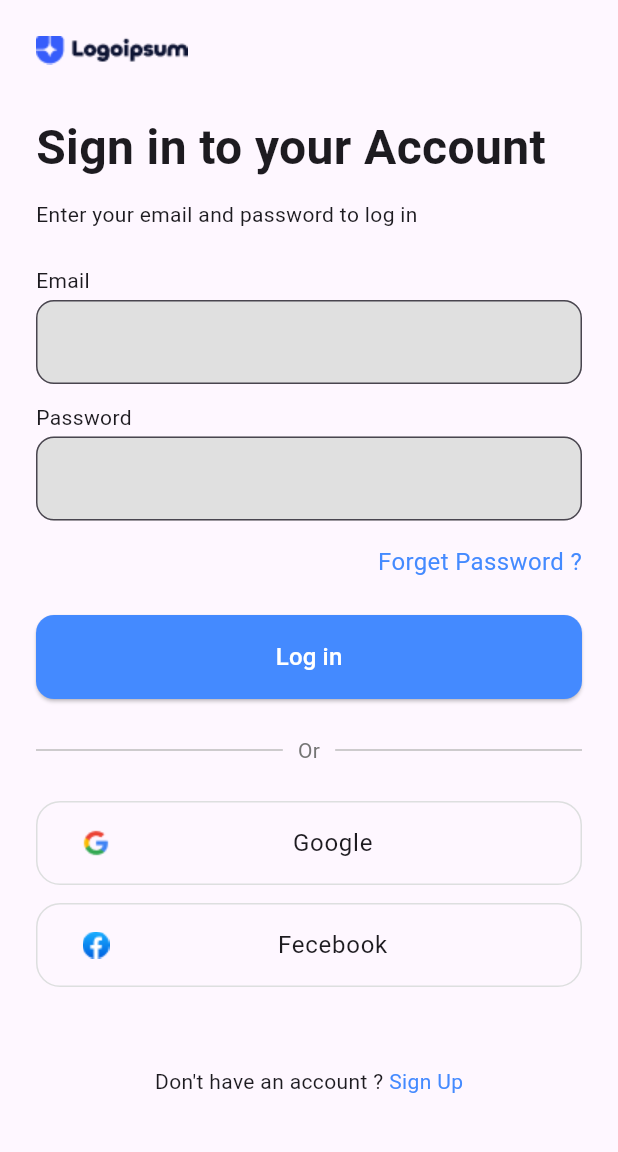
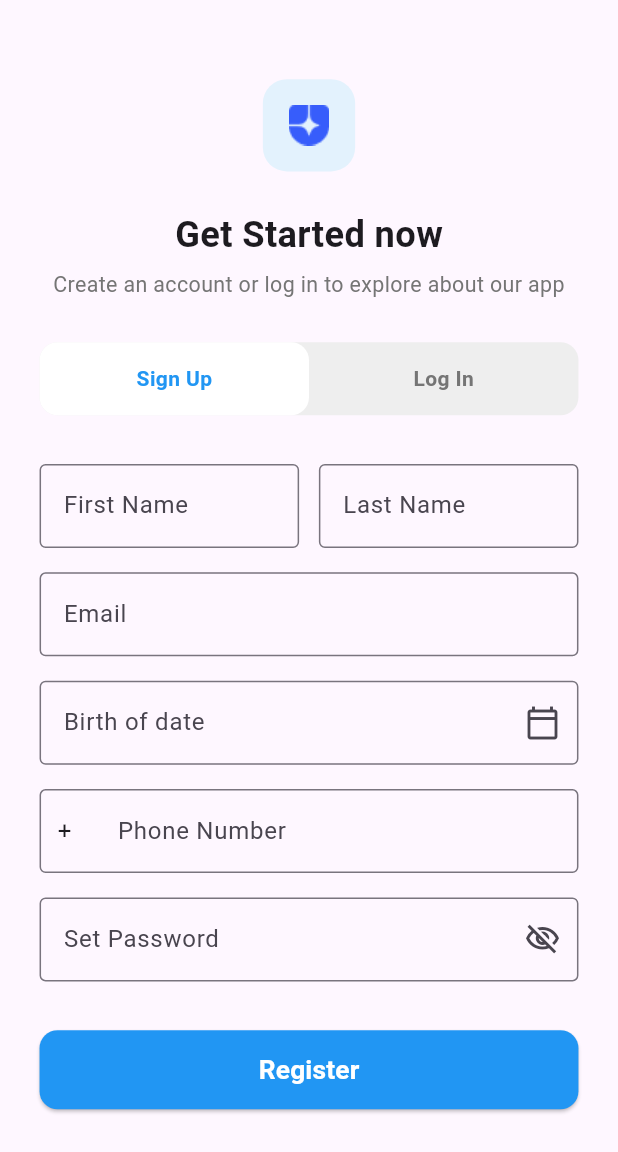
Before and after one commit to mohammed-shaneaf/flutter-daily-challenges, a Flutter app: the screen it shows after launch, on a phone screen of 412 x 824 dp. Shown: the top 1152 px of the screen. Run offline on Flutter 3.47's test engine with Material 3 defaults, Android fonts, the phone set to English and light mode, and no system bars; our stand-ins replace flutter_rating, flutter_screenutil, smooth_page_indicator.

Commit message:
feat(ui) day 004 : -  init the screen ui -  add logo widget

```diff
--- /dev/null
+++ b/lib/days/day_004_register_screen/screen_four.dart
@@ -0,0 +1,239 @@
+import 'package:flutter/material.dart';
+import 'package:flutter_challenges/days/day_004_register_screen/widgets/logo_widget.dart';
+import 'package:flutter_screenutil/flutter_screenutil.dart';
+
+class ScreenFour extends StatefulWidget {
+  const ScreenFour({super.key});
+
+  @override
+  State<ScreenFour> createState() => _ScreenFourState();
+}
+
+class _ScreenFourState extends State<ScreenFour> {
+  final _formKey = GlobalKey<FormState>();
+  final _firstName = TextEditingController();
+  final _lastName = TextEditingController();
+  final _email = TextEditingController();
+  final _date = TextEditingController();
+  final _phone = TextEditingController();
+  final _password = TextEditingController();
+
+  bool isLogin = false;
+  bool obscure = true;
+
+  @override
+  void dispose() {
+    _firstName.dispose();
+    _lastName.dispose();
+    _email.dispose();
+    _date.dispose();
+    _phone.dispose();
+    _password.dispose();
+    super.dispose();
+  }
+
+  @override
+  Widget build(BuildContext context) {
+    return Scaffold(
+      body: SafeArea(
+        child: SingleChildScrollView(
+          padding: EdgeInsets.symmetric(horizontal: 24.w, vertical: 32.h),
+          child: Form(
+            key: _formKey,
+            child: Column(
+              crossAxisAlignment: CrossAxisAlignment.center,
+              children: [
+                SizedBox(height: 20.h),
+                // Logo
+                LogoWidget(),
+                SizedBox(height: 24.h),
+
+                Text(
+                  'Get Started now',
+                  style: TextStyle(fontSize: 22.sp, fontWeight: FontWeight.bold),
+                ),
+                SizedBox(height: 6.h),
+                Text(
+                  'Create an account or log in to explore about our app',
+                  style: TextStyle(fontSize: 13.sp, color: Colors.grey[600]),
+                  textAlign: TextAlign.center,
+                ),
+                SizedBox(height: 28.h),
+
+                Container(
+                  height: 48.h,
+                  decoration: BoxDecoration(
+                    color: Colors.grey.shade200,
+                    borderRadius: BorderRadius.circular(12),
+                  ),
+                  child: Row(
+                    children: [
+                      Expanded(
+                        child: GestureDetector(
+                          onTap: () => setState(() => isLogin = false),
+                          child: Container(
+                            alignment: Alignment.center,
+                            decoration: BoxDecoration(
+                              color: !isLogin ? Colors.white : Colors.transparent,
+                              borderRadius: BorderRadius.circular(12),
+                            ),
+                            child: Text(
+                              'Sign Up',
+                              style: TextStyle(
+                                fontWeight: FontWeight.w600,
+                                color: !isLogin ? Colors.blue : Colors.grey[600],
+                              ),
+                            ),
+                          ),
+                        ),
+                      ),
+                      Expanded(
+                        child: GestureDetector(
+                          onTap: () => setState(() => isLogin = true),
+                          child: Container(
+                            alignment: Alignment.center,
+                            decoration: BoxDecoration(
+                              color: isLogin ? Colors.white : Colors.transparent,
+                              borderRadius: BorderRadius.circular(12),
+                            ),
+                            child: Text(
+                              'Log In',
+                              style: TextStyle(
+                                fontWeight: FontWeight.w600,
+                                color: isLogin ? Colors.blue : Colors.grey[600],
+                              ),
+                            ),
+                          ),
+                        ),
+                      ),
+                    ],
+                  ),
+                ),
+                SizedBox(height: 32.h),
+
+                // First & Last Name
+                Row(
+                  children: [
+                    Expanded(
+                      child: TextFormField(
+                        controller: _firstName,
+                        decoration: const InputDecoration(
+                          labelText: 'First Name',
+                          border: OutlineInputBorder(),
+                        ),
+                      ),
+                    ),
+                    SizedBox(width: 12.w),
+                    Expanded(
+                      child: TextFormField(
+                        controller: _lastName,
+                        decoration: const InputDecoration(
+                          labelText: 'Last Name',
+                          border: OutlineInputBorder(),
+                        ),
+                      ),
+                    ),
+                  ],
+                ),
+                SizedBox(height: 16.h),
+
+                // Email
+                TextFormField(
+                  controller: _email,
+                  decoration: const InputDecoration(
+                    labelText: 'Email',
+                    border: OutlineInputBorder(),
+                  ),
+                  keyboardType: TextInputType.emailAddress,
+                ),
+                SizedBox(height: 16.h),
+
+                // Date of Birth
+                TextFormField(
+                  controller: _date,
+                  readOnly: true,
+                  onTap: () async {
+                    final picked = await showDatePicker(
+                      context: context,
+                      firstDate: DateTime(1900),
+                      lastDate: DateTime.now(),
+                      initialDate: DateTime(2000),
+                    );
+                    if (picked != null) {
+                      _date.text =
+                          '${picked.day.toString().padLeft(2, '0')}/${picked.month.toString().padLeft(2, '0')}/${picked.year}';
+                    }
+                  },
+                  decoration: const InputDecoration(
+                    labelText: 'Birth of date',
+                    suffixIcon: Icon(Icons.calendar_today_outlined),
+                    border: OutlineInputBorder(),
+                  ),
+                ),
+                SizedBox(height: 16.h),
+
+                // Phone
+                TextFormField(
+                  controller: _phone,
+                  decoration: const InputDecoration(
+                    labelText: 'Phone Number',
+                    prefixIcon: Padding(
+                      padding: EdgeInsets.all(12),
+                      child: Text('+', style: TextStyle(fontSize: 16)),
+                    ),
+                    border: OutlineInputBorder(),
+                  ),
+                  keyboardType: TextInputType.phone,
+                ),
+                SizedBox(height: 16.h),
+
+                // Password
+                TextFormField(
+                  controller: _password,
+                  obscureText: obscure,
+                  decoration: InputDecoration(
+                    labelText: 'Set Password',
+                    border: const OutlineInputBorder(),
+                    suffixIcon: IconButton(
+                      icon: Icon(
+                        obscure
+                            ? Icons.visibility_off_outlined
+                            : Icons.visibility_outlined,
+                      ),
+                      onPressed: () => setState(() => obscure = !obscure),
+                    ),
+                  ),
+                ),
+                SizedBox(height: 32.h),
+
+                // Register Button
+                SizedBox(
+                  width: double.infinity,
+                  height: 52.h,
+                  child: ElevatedButton(
+                    onPressed: () {},
+                    style: ElevatedButton.styleFrom(
+                      backgroundColor: Colors.blue,
+                      shape: RoundedRectangleBorder(
+                        borderRadius: BorderRadius.circular(12),
+                      ),
+                    ),
+                    child: Text(
+                      'Register',
+                      style: TextStyle(
+                        fontWeight: FontWeight.bold,
+                        fontSize: 16.sp,
+                        color: Colors.white,
+                      ),
+                    ),
+                  ),
+                ),
+                SizedBox(height: 20.h),
+              ],
+            ),
+          ),
+        ),
+      ),
+    );
+  }
+}
--- /dev/null
+++ b/lib/days/day_004_register_screen/widgets/logo_widget.dart
@@ -0,0 +1,19 @@
+import 'package:flutter/material.dart';
+import 'package:flutter_screenutil/flutter_screenutil.dart';
+
+class LogoWidget extends StatelessWidget {
+  const LogoWidget({super.key});
+
+  @override
+  Widget build(BuildContext context) {
+    return Container(
+      width: 56.w,
+      height: 56.w,
+      decoration: BoxDecoration(
+        color: Colors.blue.shade50,
+        borderRadius: BorderRadius.circular(16),
+      ),
+      child: Image.asset('assets/images/logo_register.png'),
+    );
+  }
+}
--- a/lib/main.dart
+++ b/lib/main.dart
@@ -1,5 +1,6 @@
 import 'package:flutter/material.dart';
-import 'package:flutter_challenges/days/day_003_login_screen/screen_day_three.dart';
+import 'package:flutter_challenges/days/day_004_register_screen/screen_four.dart';
+import 'package:flutter_screenutil/flutter_screenutil.dart';
 
 void main() {
   runApp(FlutterDailyChallenges());
@@ -10,6 +11,9 @@ class FlutterDailyChallenges extends StatelessWidget {
 
   @override
   Widget build(BuildContext context) {
-    return MaterialApp(debugShowCheckedModeBanner: false, home: ScreenDayThree());
+    return ScreenUtilInit(
+      designSize: const Size(375, 812),
+      child: MaterialApp(debugShowCheckedModeBanner: false, home: ScreenFour()),
+    );
   }
 }
--- a/pubspec.yaml
+++ b/pubspec.yaml
@@ -32,6 +32,7 @@ dependencies:
   flutter:
     sdk: flutter
   flutter_rating: ^2.0.2
+  flutter_screenutil: ^5.9.3
   flutter_svg: ^2.2.1
   smooth_page_indicator: ^1.2.1
 
```
Also changed, not shown: assets/images/logo_register.png (added), pubspec.lock.
